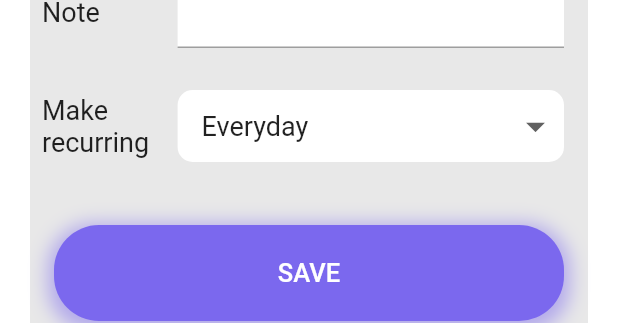
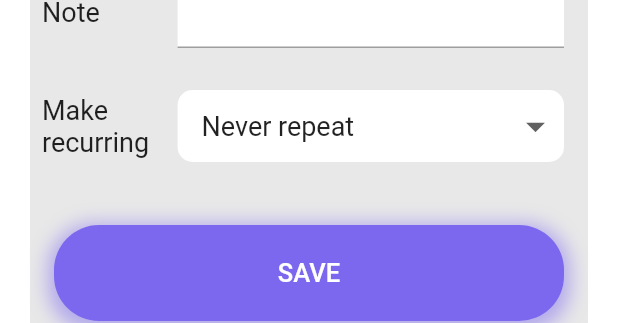
Before and after one commit to NoHuyen1820/qlct, a Flutter app: the AddTransactionScreen widget shown alone on an empty page, opened directly, on a phone screen of 412 x 824 dp. Shown: the part 618-941 px from the top of the screen. Run offline on Flutter 3.47's test engine with Material 2 defaults, Android fonts, the light colour scheme and no system bars; our stand-ins replace adaptive_dialog, animated_bottom_navigation_bar, decimal, firebase_auth, firebase_core, fl_chart and 7 more; missing offline and left inert: big_decimal; accounts and stored records are empty; network calls fail; Roboto replaces fonts that are missing (Rubik-Bold).

Commit message:
fix bug UI

```diff
--- a/lib/screens/transaction/add_transaction.dart
+++ b/lib/screens/transaction/add_transaction.dart
@@ -515,7 +515,7 @@ class _AddTransactionScreenState  extends State <AddTransactionScreen>{
     return mapBudgetCodes;
     }
 
-  String? _recurring = "01";
+  String? _recurring = "00";
 
   String? _mycategory ="1";
 }
```
